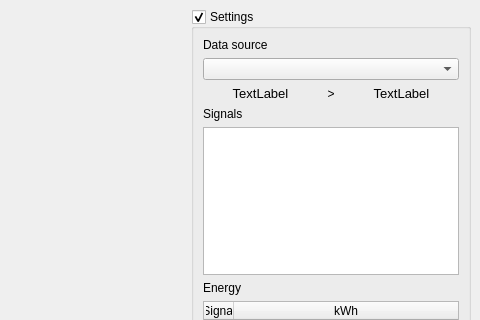
Qt form GUI/UI/mainscreen.ui (erikkouwenhoven/PowerViewer) before a commit; both pictures show x 403 to 883 and y 0 to 320 of the 883 by 700 pixel window.
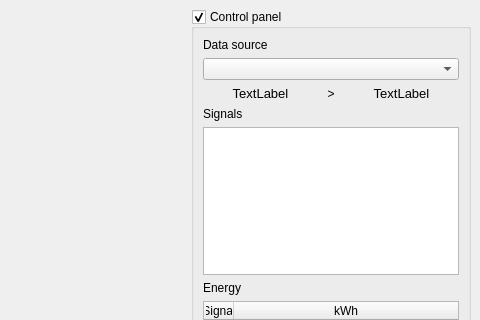
The same form after that commit. Custom widgets are drawn as their Qt base class.

```diff
--- a/GUI/UI/mainscreen.ui
+++ b/GUI/UI/mainscreen.ui
@@ -54,7 +54,7 @@
          </size>
         </property>
         <property name="title">
-         <string>Settings</string>
+         <string>Control panel</string>
         </property>
         <property name="checkable">
          <bool>true</bool>
```
